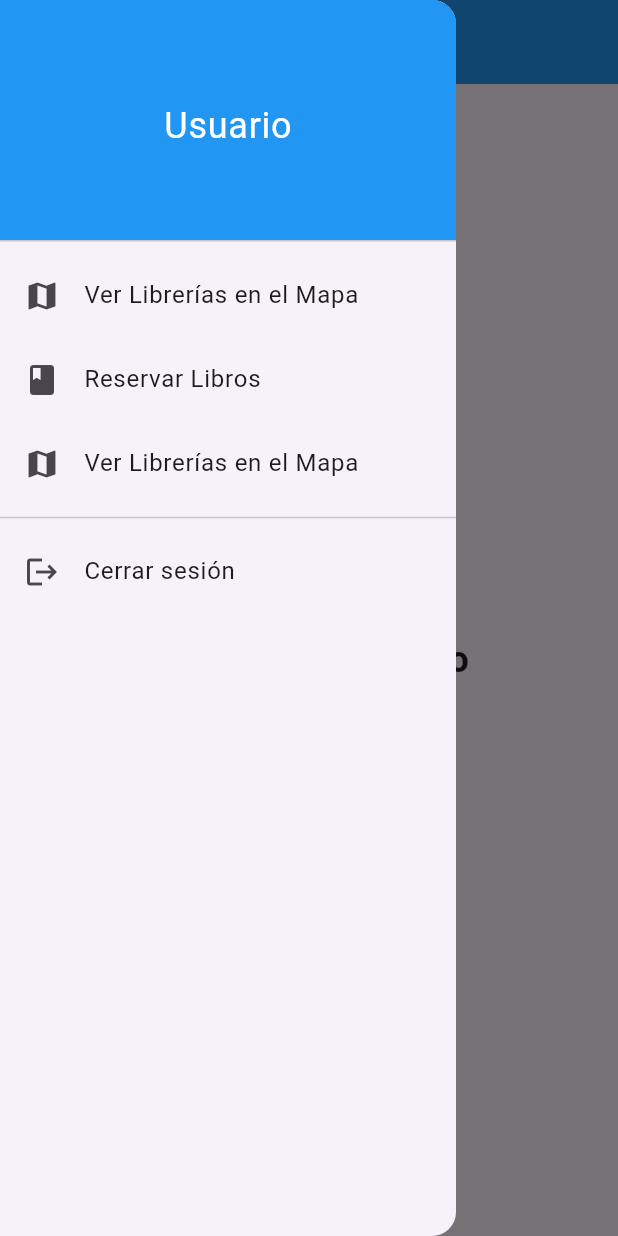
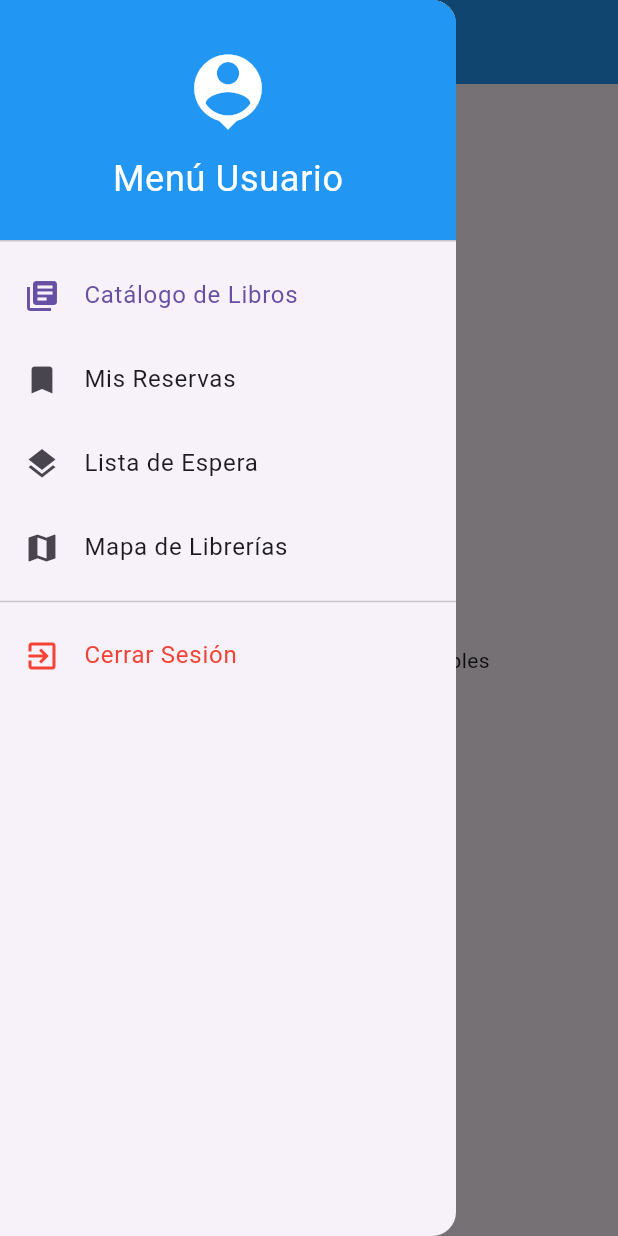
Before and after one commit to UrielFonseca/DAM_LIBRERIA, a Flutter app: the PantallaUsuario screen opened by its route, with the side drawer open, on a phone screen of 412 x 824 dp. Run offline on Flutter 3.47's test engine with Material 3 defaults, Android fonts, the light colour scheme and no system bars; our stand-ins replace cloud_firestore, firebase_auth, firebase_core, sqflite; accounts and stored records are empty.

Commit message:
Cambios nuevos de usuario

```diff
--- /dev/null
+++ b/lib/UsuariosPantallas/tab_libros.dart
@@ -0,0 +1,12 @@
+import 'package:flutter/material.dart';
+
+class TabLibros extends StatelessWidget {
+  const TabLibros({super.key});
+
+  @override
+  Widget build(BuildContext context) {
+    return const Center(
+      child: Text("Vista: Catálogo de Libros Disponibles"),
+    );
+  }
+}
--- a/lib/main.dart
+++ b/lib/main.dart
@@ -26,7 +26,7 @@ class MyApp extends StatelessWidget {
         '/': (_) => const LoginPage(),
         '/admin': (_) => const PantallaAdmin(),
         '/usuario': (_) => const PantallaUsuario(),
-        '/mapa_librerias': (context) => const MapaLibrerias(),
+       // '/mapa_librerias': (context) => const MapaLibrerias(),
       },
     );
   }
--- a/lib/pantalla_usuario.dart
+++ b/lib/pantalla_usuario.dart
@@ -1,72 +1,118 @@
 import 'package:flutter/material.dart';
 import 'package:firebase_auth/firebase_auth.dart';
-import 'package:sqlite/UsuariosPantallas/mapa_librerias.dart';
 
+// IMPORTS ACTUALIZADOS A LA CARPETA 'UsuariosPantallas'
+import 'UsuariosPantallas/tab_libros.dart';
+import 'UsuariosPantallas/tab_reservas.dart';
+import 'UsuariosPantallas/tab_lista_espera.dart';
+import 'UsuariosPantallas/tab_mapa.dart';
 
-class PantallaUsuario extends StatelessWidget {
+class PantallaUsuario extends StatefulWidget {
   const PantallaUsuario({super.key});
+
+  @override
+  State<PantallaUsuario> createState() => _PantallaUsuarioState();
+}
+
+class _PantallaUsuarioState extends State<PantallaUsuario> {
+  int _selectedIndex = 0;
+  String _titulo = "Catálogo de Libros";
+
+  // Lista de las vistas (Tabs)
+  final List<Widget> _vistas = [
+    const TabLibros(),      // Índice 0
+    const TabReservas(),    // Índice 1
+    const TabListaEspera(), // Índice 2
+    const TabMapa(),        // Índice 3
+  ];
+
+  void _cambiarVista(int index, String titulo) {
+    setState(() {
+      _selectedIndex = index;
+      _titulo = titulo;
+    });
+    Navigator.pop(context); // Cierra el Drawer automáticamente
+  }
 
   @override
   Widget build(BuildContext context) {
     return Scaffold(
       appBar: AppBar(
-        title: const Text("Inicio de Usuario"),
+        title: Text(_titulo),
         backgroundColor: Colors.blue,
       ),
 
+      // MENÚ LATERAL (DRAWER)
       drawer: Drawer(
         child: ListView(
+          padding: EdgeInsets.zero,
           children: [
             const DrawerHeader(
               decoration: BoxDecoration(color: Colors.blue),
-              child: Center(
-                child: Text(
-                  "Usuario",
-                  style: TextStyle(color: Colors.white, fontSize: 24),
-                ),
+              child: Column(
+                mainAxisAlignment: MainAxisAlignment.center,
+                children: [
+                  Icon(Icons.person_pin, size: 60, color: Colors.white),
+                  SizedBox(height: 10),
+                  Text(
+                    "Menú Usuario",
+                    style: TextStyle(color: Colors.white, fontSize: 24),
+                  ),
+                ],
               ),
             ),
 
+            // 1. Libros
+            ListTile(
+              leading: const Icon(Icons.library_books),
+              title: const Text("Catálogo de Libros"),
+              selected: _selectedIndex == 0,
+              onTap: () => _cambiarVista(0, "Catálogo de Libros"),
+            ),
+
+            // 2. Reservas
+            ListTile(
+              leading: const Icon(Icons.bookmark),
+              title: const Text("Mis Reservas"),
+              selected: _selectedIndex == 1,
+              onTap: () => _cambiarVista(1, "Mis Reservas"),
+            ),
+
+            // 3. Lista de Espera (Pila)
+            ListTile(
+              leading: const Icon(Icons.layers),
+              title: const Text("Lista de Espera"),
+              selected: _selectedIndex == 2,
+              onTap: () => _cambiarVista(2, "Lista de Espera"),
+            ),
+
+            // 4. Mapa
             ListTile(
               leading: const Icon(Icons.map),
-              title: const Text("Ver Librerías en el Mapa"),
-              onTap: () {},
-            ),
-
-            ListTile(
-              leading: const Icon(Icons.book),
-              title: const Text("Reservar Libros"),
-              onTap: () {},
-            ),
-
-            ListTile(
-              leading: const Icon(Icons.map),
-              title: const Text("Ver Librerías en el Mapa"),
-              onTap: () {
-                Navigator.pushNamed(context, '/mapa_librerias');
-              },
+              title: const Text("Mapa de Librerías"),
+              selected: _selectedIndex == 3,
+              onTap: () => _cambiarVista(3, "Mapa de Librerías"),
             ),
 
             const Divider(),
 
+            // 5. Logout
             ListTile(
-              leading: const Icon(Icons.logout),
-              title: const Text("Cerrar sesión"),
+              leading: const Icon(Icons.exit_to_app, color: Colors.red),
+              title: const Text("Cerrar Sesión", style: TextStyle(color: Colors.red)),
               onTap: () async {
                 await FirebaseAuth.instance.signOut();
-                Navigator.pushReplacementNamed(context, '/');
+                if (context.mounted) {
+                  Navigator.pushReplacementNamed(context, '/');
+                }
               },
             ),
           ],
         ),
       ),
 
-      body: const Center(
-        child: Text(
-          "Bienvenido Usuario",
-          style: TextStyle(fontSize: 24, fontWeight: FontWeight.bold),
-        ),
-      ),
+      // CUERPO DINÁMICO
+      body: _vistas[_selectedIndex],
     );
   }
 }
```
Also changed, not shown: lib/UsuariosPantallas/tab_lista_espera.dart (added, +12 -0 lines), lib/UsuariosPantallas/tab_mapa.dart (added, +19 -0 lines), lib/UsuariosPantallas/tab_reservas.dart (added, +12 -0 lines), 5 other files.
